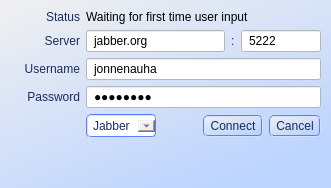
Old version of the form bin/data/ui/communications_login.ui in the repository realXtend/tundra.
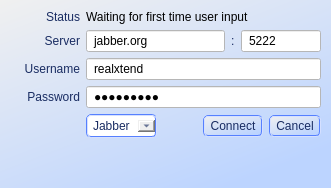
New version of the form.

Commit message: * Removed hard coded user/pass for own account, hehe * Removed one hard coded QComboBox item from .ui file

```diff
--- a/bin/data/ui/communications_login.ui
+++ b/bin/data/ui/communications_login.ui
@@ -175,7 +175,7 @@
 </string>
          </property>
          <property name="text">
-          <string>jonnenauha</string>
+          <string>realxtend</string>
          </property>
         </widget>
        </item>
@@ -207,7 +207,7 @@
 </string>
          </property>
          <property name="text">
-          <string>peeforce</string>
+          <string>jabber666</string>
          </property>
          <property name="echoMode">
           <enum>QLineEdit::Password</enum>
```
The commit also changes 1 other file.
